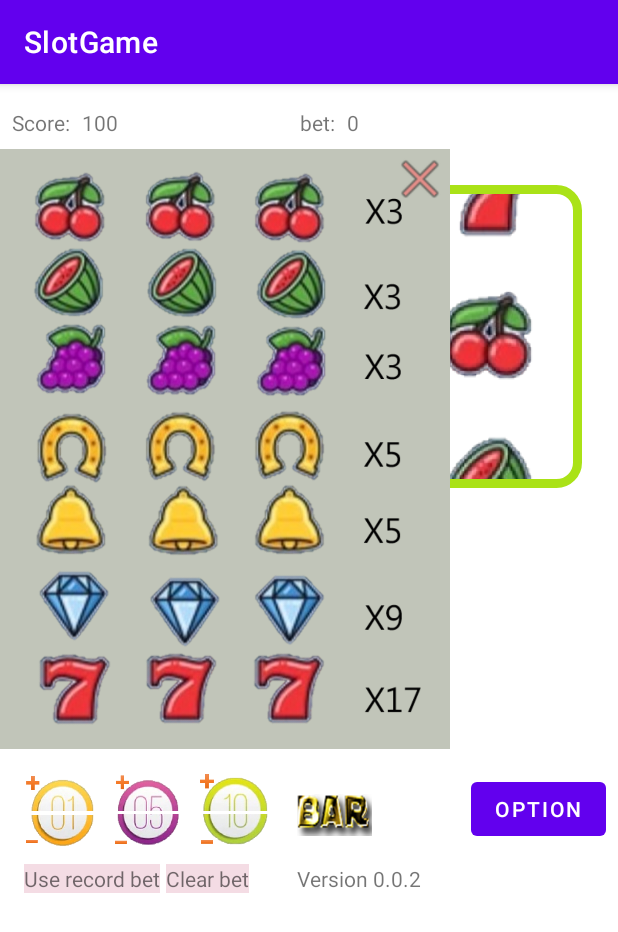
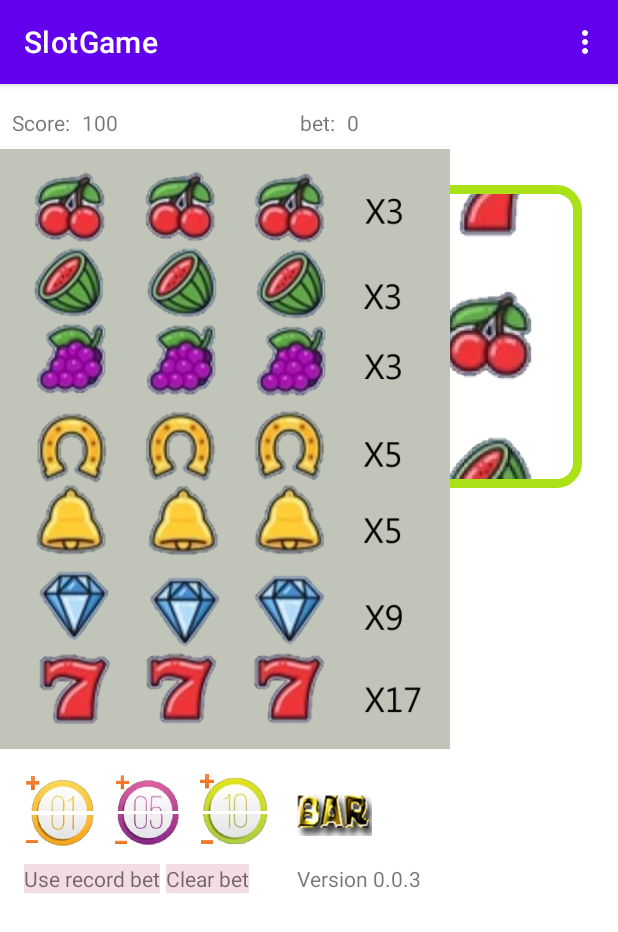
Before and after one commit to a911629/slotmachine, an Android app: the fragment ListFragment placed in its activity, on a phone screen of 412 x 824 dp. Shown: the top 932 px of the screen. Run offline under Robolectric (Android 15) with nearby library versions, the phone set to English and light mode, and no system bars; our stand-ins replace Firebase (no records; nobody signed in at launch, a user with empty details on screens opened directly).

Commit message:
1. Use DialogFragment to replace the original Fragment. 2. Remove the option button, and move the option to the upper right corner menu, and test it with the list item. After opening, the background item cannot be clicked. If the background is clicked, the fragment will be closed.

```diff
--- a/app/src/main/res/layout/activity_main.xml
+++ b/app/src/main/res/layout/activity_main.xml
@@ -7,6 +7,19 @@
     android:layout_height="match_parent"
     tools:context=".MainActivity">
 
+<!--    <com.google.android.material.appbar.AppBarLayout-->
+<!--        android:layout_width="match_parent"-->
+<!--        android:layout_height="wrap_content"-->
+<!--        android:theme="@style/Theme.SlotGame.AppBarOverlay">-->
+
+<!--        <androidx.appcompat.widget.Toolbar-->
+<!--            android:id="@+id/toolbar"-->
+<!--            android:layout_width="match_parent"-->
+<!--            android:layout_height="?attr/actionBarSize"-->
+<!--            android:background="@color/teal_200"-->
+<!--            app:popupTheme="@style/Theme.SlotGame.PopupOverlay" />-->
+
+<!--    </com.google.android.material.appbar.AppBarLayout>-->
 
     <!--    <LinearLayout-->
     <!--    <androidx.constraintlayout.widget.ConstraintLayout-->
@@ -17,17 +30,18 @@
     <!--        android:padding="5dp"-->
     <!--        android:visibility="visible">-->
 
+
+    <!--    </androidx.constraintlayout.widget.ConstraintLayout>-->
+
     <com.example.slotgame.SlotMachine
         android:id="@+id/Slotmachine"
         android:layout_width="match_parent"
         android:layout_height="wrap_content"
         android:layout_marginTop="8dp"
         app:layout_constraintEnd_toEndOf="parent"
+        app:layout_constraintHorizontal_bias="0.0"
         app:layout_constraintStart_toStartOf="parent"
         app:layout_constraintTop_toBottomOf="@+id/textView7" />
-
-
-    <!--    </androidx.constraintlayout.widget.ConstraintLayout>-->
 
     <ImageView
         android:id="@+id/imageView6"
@@ -80,6 +94,15 @@
         app:layout_constraintStart_toEndOf="@+id/minus_bet01"
         app:layout_constraintTop_toTopOf="@+id/minus_bet01"
         app:srcCompat="@drawable/bet5_minus" />
+
+    <TextView
+        android:id="@+id/version"
+        android:layout_width="wrap_content"
+        android:layout_height="wrap_content"
+        android:layout_marginStart="32dp"
+        android:text="TextView"
+        app:layout_constraintStart_toEndOf="@+id/textView4"
+        app:layout_constraintTop_toTopOf="@+id/textView4" />
 
     <ImageView
         android:id="@+id/add_bet10"
@@ -143,6 +166,7 @@
         android:onClick="option_board"
         android:stateListAnimator="@null"
         android:text="Option"
+        android:visibility="gone"
         app:layout_constraintEnd_toEndOf="parent"
         app:layout_constraintTop_toTopOf="@+id/add_bet10" />
 
@@ -332,13 +356,4 @@
 
     </androidx.constraintlayout.widget.ConstraintLayout>
 
-    <TextView
-        android:id="@+id/version"
-        android:layout_width="wrap_content"
-        android:layout_height="wrap_content"
-        android:layout_marginStart="32dp"
-        android:text="TextView"
-        app:layout_constraintStart_toEndOf="@+id/textView4"
-        app:layout_constraintTop_toTopOf="@+id/textView4" />
-
 </androidx.constraintlayout.widget.ConstraintLayout>
--- a/app/src/main/res/layout/list.xml
+++ b/app/src/main/res/layout/list.xml
@@ -4,7 +4,9 @@
     xmlns:tools="http://schemas.android.com/tools"
     android:layout_width="wrap_content"
     android:layout_height="wrap_content"
-    android:background="#C1C5B9">
+    android:background="#C1C5B9"
+    android:clickable="true"
+    android:focusable="true">
 
     <ImageView
         android:id="@+id/imageView2"
@@ -14,13 +16,4 @@
         app:layout_constraintStart_toStartOf="parent"
         app:layout_constraintTop_toTopOf="parent"
         app:srcCompat="@drawable/score_group" />
-
-    <ImageView
-        android:id="@+id/imageView4"
-        android:layout_width="40dp"
-        android:layout_height="40dp"
-        android:onClick="list_board"
-        app:layout_constraintEnd_toEndOf="parent"
-        app:layout_constraintTop_toTopOf="parent"
-        app:srcCompat="@drawable/close" />
 </androidx.constraintlayout.widget.ConstraintLayout>
--- /dev/null
+++ b/app/src/main/res/menu/menu_main.xml
@@ -0,0 +1,21 @@
+<menu xmlns:android="http://schemas.android.com/apk/res/android"
+    xmlns:app="http://schemas.android.com/apk/res-auto"
+    xmlns:tools="http://schemas.android.com/tools"
+    tools:context="com.example.myapplication.MainActivity">
+    <item
+        android:id="@+id/new_game"
+        android:orderInCategory="100"
+        android:title="New Game" />
+    <item
+        android:id="@+id/show_leader_board"
+        android:orderInCategory="101"
+        android:title="Leader Board" />
+    <item
+        android:id="@+id/show_list"
+        android:orderInCategory="102"
+        android:title="List" />
+    <item
+        android:id="@+id/quit"
+        android:orderInCategory="103"
+        android:title="Quit" />
+</menu>
--- a/app/src/main/res/values/themes.xml
+++ b/app/src/main/res/values/themes.xml
@@ -13,4 +13,13 @@
         <item name="android:statusBarColor">?attr/colorPrimaryVariant</item>
         <!-- Customize your theme here. -->
     </style>
+
+    <style name="Theme.SlotGame.NoActionBar">
+        <item name="windowActionBar">false</item>
+        <item name="windowNoTitle">true</item>
+    </style>
+
+    <style name="Theme.SlotGame.AppBarOverlay" parent="ThemeOverlay.AppCompat.Dark.ActionBar" />
+
+    <style name="Theme.SlotGame.PopupOverlay" parent="ThemeOverlay.AppCompat.Light" />
 </resources>
```
Also changed, not shown: app/src/main/java/com/example/slotgame/ListDialog.java (added, +26 -0 lines), app/src/main/java/com/example/slotgame/MainActivity.java (+74 -41 lines).
